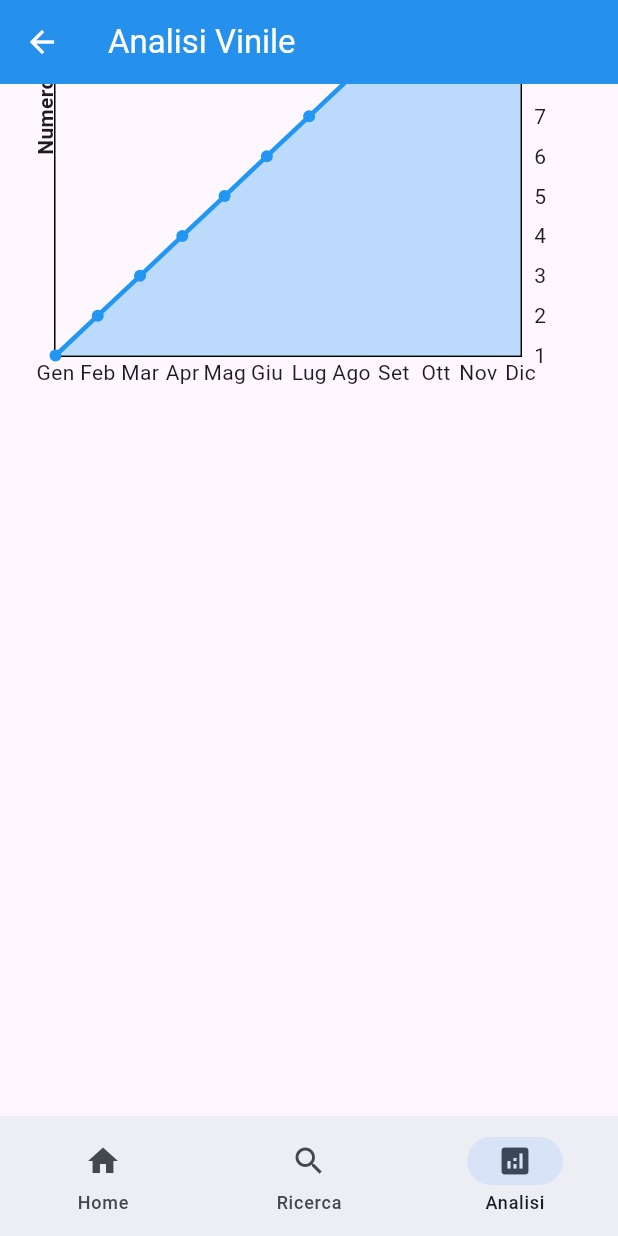
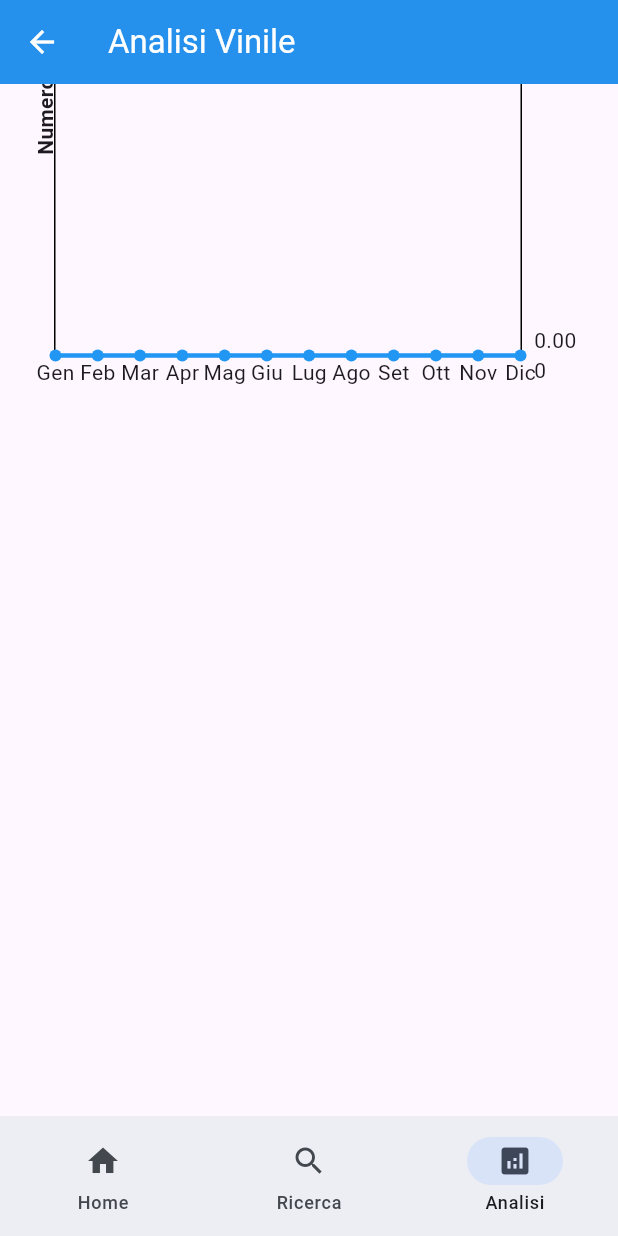
Before and after one commit to sharon-schiavano/vinyl_collection_app_gruppo_16, a Flutter app: the screen it shows after launch, item 3 of the bottom bar chosen, scrolled down 576 dp, on a phone screen of 412 x 824 dp. Run offline on Flutter 3.47's test engine with Material 3 defaults, Android fonts, the phone set to English and light mode, and no system bars; drawn by our look-alikes of fl_chart; our stand-ins replace image_picker, sqflite, sqflite_common_ffi, sqflite_common_ffi_web; accounts and stored records are empty.

Commit message:
Cambi in schermata aanalisi
non so se effettivamente funziona

```diff
--- a/lib/analisi_view.dart
+++ b/lib/analisi_view.dart
@@ -2,6 +2,8 @@ import 'package:flutter/material.dart';
 import 'package:fl_chart/fl_chart.dart';
 import 'package:vinyl_collection_app_gruppo_16/utils/constants.dart';
 import 'package:vinyl_collection_app_gruppo_16/services/database_service.dart';
+
+import 'package:vinyl_collection_app_gruppo_16/models/vinyl.dart';
 class AnalisiView extends StatelessWidget {
   const AnalisiView({super.key});
 
@@ -178,13 +180,30 @@ class GraficoATorta extends StatelessWidget {
 
 
 class GraficoALinee extends StatelessWidget {
+  final DatabaseService db = DatabaseService();
+  late final String anno; // Anno di default per il grafico
 
-  const GraficoALinee({super.key});
+  GraficoALinee({super.key, String? anno}) {
+    this.anno = anno ?? DateTime.now().year.toString();
+  }
+
 
   @override
   Widget build(BuildContext context) {
+    return  FutureBuilder<Map<int, Map<int, List<Vinyl>>>>(
+      future: db.getVinylsByYearAndMonth(),
+      builder: (context, snapshot) {
+        if (snapshot.connectionState != ConnectionState.done) {
+          return const Center(child: CircularProgressIndicator(color: Colors.blue));
+        }
+        if (snapshot.hasError || !snapshot.hasData) {
+          return const Center(child: Text('Errore nel caricamento dei dati'));
+        }
+        final Map<int, Map<int, List<Vinyl>>> distribuzionePerAnno =
+            snapshot.data as Map<int, Map<int, List<Vinyl>>>;
+        // You can use snapshot.data here to build your chart with real data
         return Padding(
-      padding: const EdgeInsets.only(right: 10, left: 10,bottom: 70),
+          padding: const EdgeInsets.only(right: 10, left: 10, bottom: 70),
           child: LineChart(
             LineChartData(
               gridData: FlGridData(show: false),
@@ -238,8 +257,7 @@ class GraficoALinee extends StatelessWidget {
                 ),
                 topTitles: AxisTitles(
                   sideTitles: SideTitles(showTitles: false),
-              axisNameWidget:
-              Text(
+                  axisNameWidget: Text(
                     'Mesi',
                     style: TextStyle(
                       fontSize: 14,
@@ -252,18 +270,18 @@ class GraficoALinee extends StatelessWidget {
                 LineChartBarData(
                   show: true,
                   spots: [
-                FlSpot(1, 1),
-                FlSpot(2, 2),
-                FlSpot(3, 3),
-                FlSpot(4, 4),
-                FlSpot(5, 5),
-                FlSpot(6, 6),
-                FlSpot(7, 7),
-                FlSpot(8, 8),
-                FlSpot(9, 9),
-                FlSpot(10, 8),
-                FlSpot(11, 15),
-                FlSpot(12, 13),
+                    FlSpot(1, distribuzionePerAnno[int.parse(anno)]?[1]?.length.toDouble() ?? 0),
+                    FlSpot(2, distribuzionePerAnno[int.parse(anno)]?[2]?.length.toDouble() ?? 0),
+                    FlSpot(3, distribuzionePerAnno[int.parse(anno)]?[3]?.length.toDouble() ?? 0),
+                    FlSpot(4, distribuzionePerAnno[int.parse(anno)]?[4]?.length.toDouble() ?? 0),
+                    FlSpot(5, distribuzionePerAnno[int.parse(anno)]?[5]?.length.toDouble() ?? 0 ),
+                    FlSpot(6, distribuzionePerAnno[int.parse(anno)]?[6]?.length.toDouble() ?? 0 ),
+                    FlSpot(7, distribuzionePerAnno[int.parse(anno)]?[7]?.length.toDouble() ?? 0),
+                    FlSpot(8, distribuzionePerAnno[int.parse(anno)]?[8]?.length.toDouble() ?? 0),
+                    FlSpot(9, distribuzionePerAnno[int.parse(anno)]?[9]?.length.toDouble() ?? 0),
+                    FlSpot(10, distribuzionePerAnno[int.parse(anno)]?[10]?.length.toDouble() ?? 0),
+                    FlSpot(11, distribuzionePerAnno[int.parse(anno)]?[11]?.length.toDouble() ?? 0),
+                    FlSpot(12, distribuzionePerAnno[int.parse(anno)]?[12]?.length.toDouble() ?? 0),
                   ],
                   isCurved: false,
                   barWidth: 3,
@@ -278,6 +296,8 @@ class GraficoALinee extends StatelessWidget {
               ],
             ),
           ),
+        );
+      },
     );
   }
 }
```
Also changed, not shown: 1 other file. Lines whose indentation alone changed are shown as unchanged.
